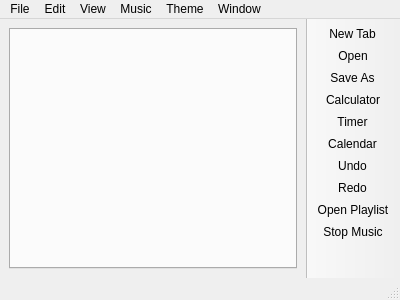
Before: the Qt Designer form IniNamaAplikasiNotepad/Ini_Nama_Aplikasi_Notepad/notepad.ui in fernandezlee942-sys/Ini-Nama-Aplikasi-Notepad, drawn with Qt 5.
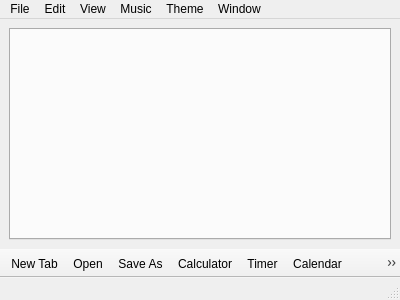
After: the same form once the commit is applied. Icons and pictures are not drawn.

Patch:
```diff
--- a/IniNamaAplikasiNotepad/Ini_Nama_Aplikasi_Notepad/notepad.ui
+++ b/IniNamaAplikasiNotepad/Ini_Nama_Aplikasi_Notepad/notepad.ui
@@ -117,6 +117,9 @@
   </widget>
   <widget class="QStatusBar" name="statusbar"/>
   <widget class="QToolBar" name="toolBar">
+   <property name="enabled">
+    <bool>true</bool>
+   </property>
    <property name="windowTitle">
     <string>toolBar</string>
    </property>
@@ -124,7 +127,7 @@
     <bool>false</bool>
    </property>
    <attribute name="toolBarArea">
-    <enum>RightToolBarArea</enum>
+    <enum>BottomToolBarArea</enum>
    </attribute>
    <attribute name="toolBarBreak">
     <bool>false</bool>
@@ -135,6 +138,7 @@
    <addaction name="actionCalculator"/>
    <addaction name="actionTimer"/>
    <addaction name="actionCalendar"/>
+   <addaction name="actionCanvas"/>
    <addaction name="actionUndo"/>
    <addaction name="actionRedo"/>
    <addaction name="actionPlaylist_1"/>
```
Left out of the diff: 19 changed lines with no effect on the pictures.
